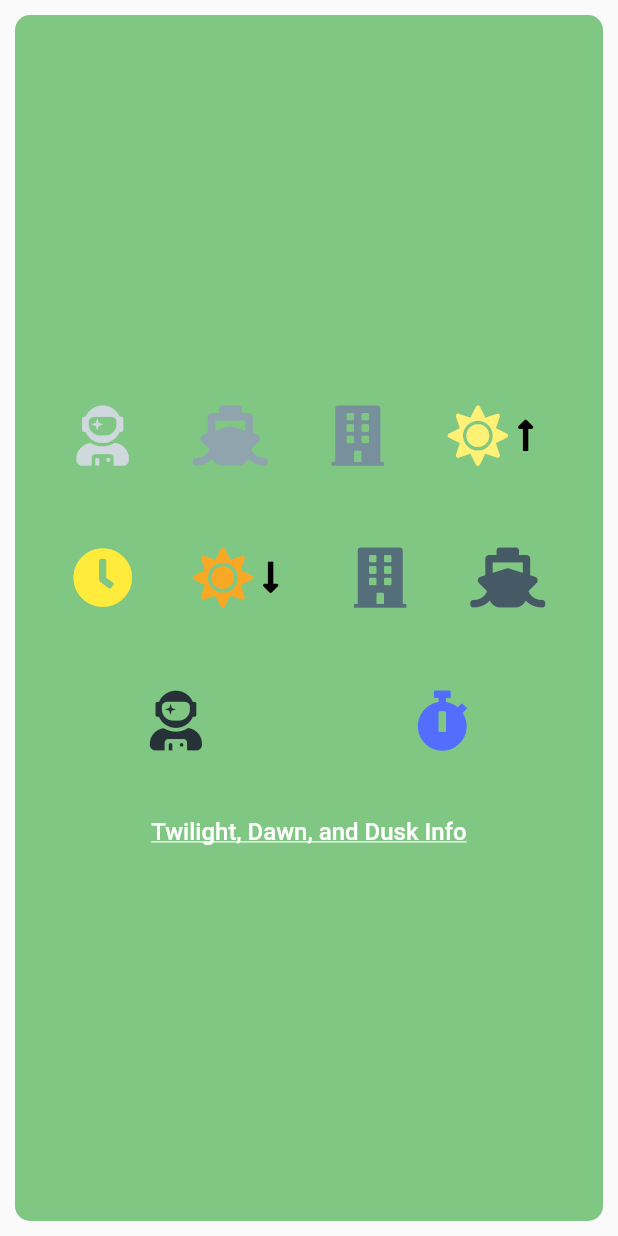
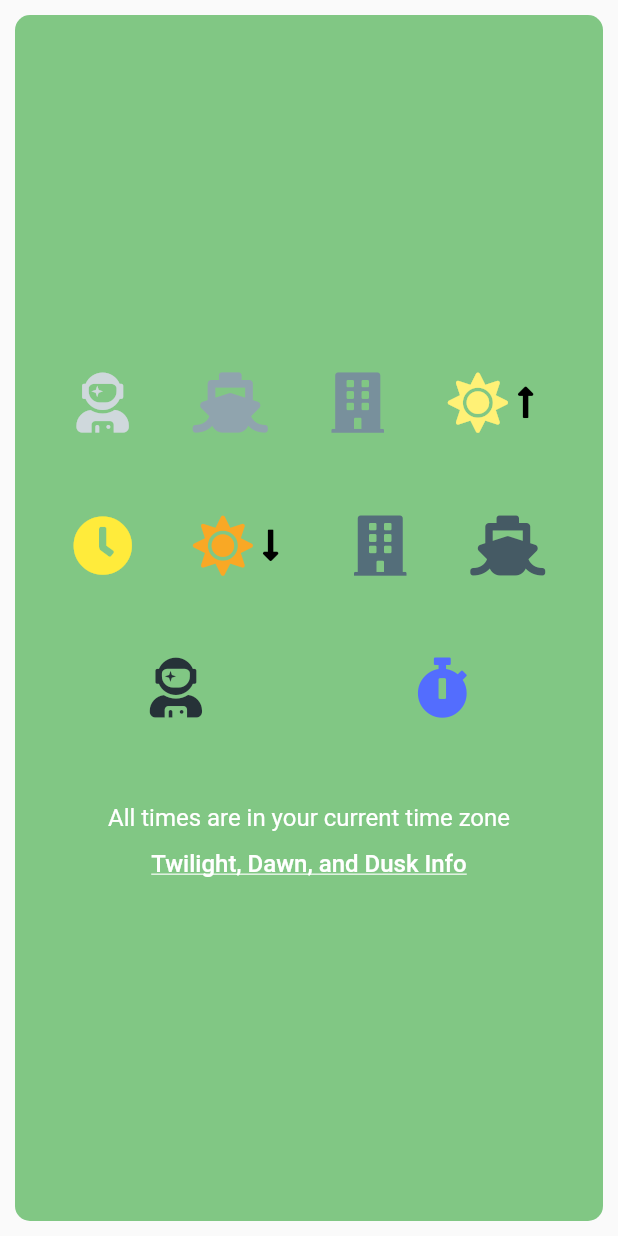
Before and after one commit to njscholfield/conditions-app, a Flutter app: the SunCardExpanded widget shown alone on an empty page, opened directly with empty values, on a phone screen of 412 x 824 dp. Run offline on Flutter 3.47's test engine with Material 2 defaults, Android fonts, the phone set to English and light mode, and no system bars; our stand-ins replace font_awesome_flutter, geolocator, shared_preferences; missing offline and left inert: darksky_weather; accounts and stored records are empty.

Commit message:
Fix day length display

```diff
--- a/lib/components/SunCardExpanded.dart
+++ b/lib/components/SunCardExpanded.dart
@@ -226,7 +226,7 @@ class SunCardExpanded extends StatelessWidget {
                       ),
                       Column(
                         children: <Widget>[
-                           Tooltip(
+                          Tooltip(
                             message: 'Day Length',
                              child: Padding(
                               padding: const EdgeInsets.only(bottom: 5.0),
@@ -237,7 +237,7 @@ class SunCardExpanded extends StatelessWidget {
                               ),
                             ),
                           ),
-                           Text(
+                          Text(
                             sunData.dayLength,
                             style: Theme.of(context).textTheme.title,
                             textAlign: TextAlign.center,
@@ -247,7 +247,13 @@ class SunCardExpanded extends StatelessWidget {
                     ]
                   ),
                 ),
-                 ClickableLink(
+                Padding(
+                  padding: const EdgeInsets.symmetric(vertical: 12.0),
+                  child: Text('All times are in your current time zone',
+                   style: Theme.of(context).textTheme.body1.copyWith(color: Colors.white)
+                  ),
+                ),
+                  ClickableLink(
                   url: 'https://www.timeanddate.com/astronomy/different-types-twilight.html',
                   child: Text(
                     'Twilight, Dawn, and Dusk Info',
--- a/lib/main.dart
+++ b/lib/main.dart
@@ -7,7 +7,7 @@ import 'package:darksky_weather/darksky_weather_io.dart';
 import 'package:conditions/components/DarkSky.dart';
 import 'package:conditions/components/DarkSkyExpanded.dart';
 import 'package:conditions/components/SunCard.dart';
-import 'package:conditions/components/MoonCard.dart';
+// import 'package:conditions/components/MoonCard.dart';
 import 'package:conditions/components/LocationField.dart';
 import 'package:conditions/components/About.dart';
 import 'package:conditions/components/Settings.dart';
--- a/lib/models/SunData.dart
+++ b/lib/models/SunData.dart
@@ -34,7 +34,7 @@ class SunData {
 
     String formatDuration(int dayLen) {
       Duration duration = new Duration(seconds: dayLen);
-      return '${duration.inHours}:${duration.inMinutes % 60}:${duration.inSeconds % 60}';
+      return duration.toString().split('.')[0];
     }
 
     return new SunData(
```
